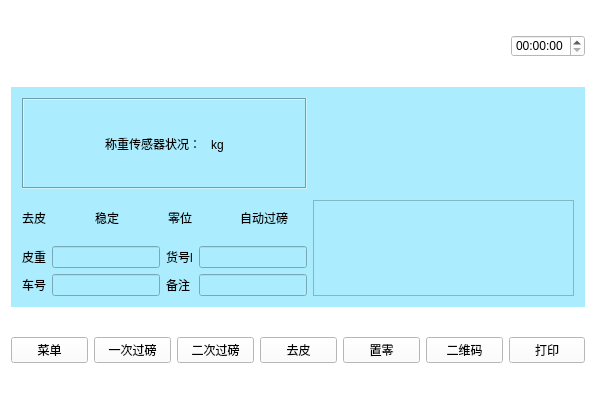
xsw258x2s5w8/WeightSensor, file WeighSensor/index.ui: the form before one commit.
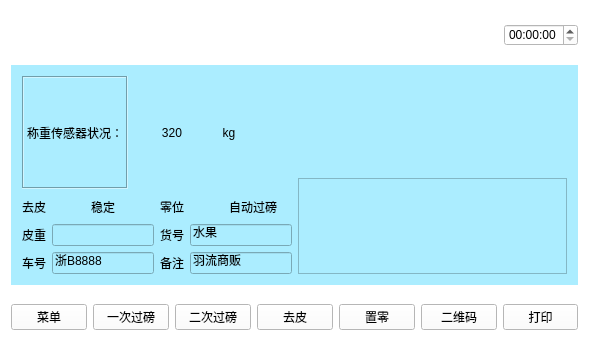
The form after the commit. Icons and pictures are not drawn. Custom widgets are drawn as their Qt base class.

Patch:
```diff
--- a/WeighSensor/index.ui
+++ b/WeighSensor/index.ui
@@ -6,8 +6,8 @@
    <rect>
     <x>0</x>
     <y>0</y>
-    <width>596</width>
-    <height>398</height>
+    <width>589</width>
+    <height>354</height>
    </rect>
   </property>
   <property name="sizePolicy">
@@ -119,16 +119,18 @@
       </property>
       <layout class="QVBoxLayout" name="verticalLayout_4">
        <item>
-        <layout class="QHBoxLayout" name="horizontalLayout_3">
+        <layout class="QHBoxLayout" name="horizontalLayout_3" stretch="1,1">
          <item>
-          <layout class="QVBoxLayout" name="verticalLayout_2">
+          <layout class="QVBoxLayout" name="verticalLayout_2" stretch="1,1">
            <item>
-            <layout class="QVBoxLayout" name="verticalLayout" stretch="2,1">
+            <layout class="QVBoxLayout" name="verticalLayout" stretch="5,1">
              <property name="sizeConstraint">
               <enum>QLayout::SetDefaultConstraint</enum>
              </property>
              <item>
-              <widget class="QLabel" name="label_5">
+              <layout class="QHBoxLayout" name="horizontalLayout_4">
+               <item>
+                <widget class="QLabel" name="label_11">
                <property name="sizePolicy">
                 <sizepolicy hsizetype="Preferred" vsizetype="Expanding">
                  <horstretch>0</horstretch>
@@ -142,15 +144,40 @@
                 <enum>QFrame::Sunken</enum>
                </property>
                <property name="text">
-                <string>称重传感器状况：   kg</string>
+                  <string>称重传感器状况：</string>
+                 </property>
+                 <property name="alignment">
+                  <set>Qt::AlignRight|Qt::AlignTrailing|Qt::AlignVCenter</set>
+                 </property>
+                 <property name="wordWrap">
+                  <bool>true</bool>
+                 </property>
+                </widget>
+               </item>
+               <item>
+                <widget class="QLabel" name="weight_label">
+                 <property name="text">
+                  <string>320</string>
+                 </property>
+                 <property name="scaledContents">
+                  <bool>false</bool>
                </property>
                <property name="alignment">
                 <set>Qt::AlignCenter</set>
                </property>
                <property name="wordWrap">
-                <bool>true</bool>
-               </property>
-              </widget>
+                  <bool>false</bool>
+                 </property>
+                </widget>
+               </item>
+               <item>
+                <widget class="QLabel" name="label_12">
+                 <property name="text">
+                  <string>  kg</string>
+                 </property>
+                </widget>
+               </item>
+              </layout>
              </item>
              <item>
               <layout class="QHBoxLayout" name="horizontalLayout_2">
@@ -204,15 +231,23 @@
              <item row="0" column="2">
               <widget class="QLabel" name="label_2">
                <property name="text">
-                <string>货号l</string>
+                <string>货号</string>
                </property>
               </widget>
              </item>
              <item row="1" column="1">
-              <widget class="mylineedit" name="lineEdit_3"/>
+              <widget class="mylineedit" name="lineEdit_car">
+               <property name="text">
+                <string>浙B8888</string>
+               </property>
+              </widget>
              </item>
              <item row="0" column="3">
-              <widget class="mylineedit1" name="lineEdit_2"/>
+              <widget class="mylineedit1" name="lineEdit_art">
+               <property name="text">
+                <string>水果</string>
+               </property>
+              </widget>
              </item>
              <item row="1" column="0">
               <widget class="QLabel" name="label_3">
@@ -229,7 +264,11 @@
               </widget>
              </item>
              <item row="1" column="3">
-              <widget class="QLineEdit" name="lineEdit_4"/>
+              <widget class="QLineEdit" name="lineEdit_remark">
+               <property name="text">
+                <string>羽流商贩</string>
+               </property>
+              </widget>
              </item>
             </layout>
            </item>
```
Lines whose indentation alone changed are shown as unchanged.
